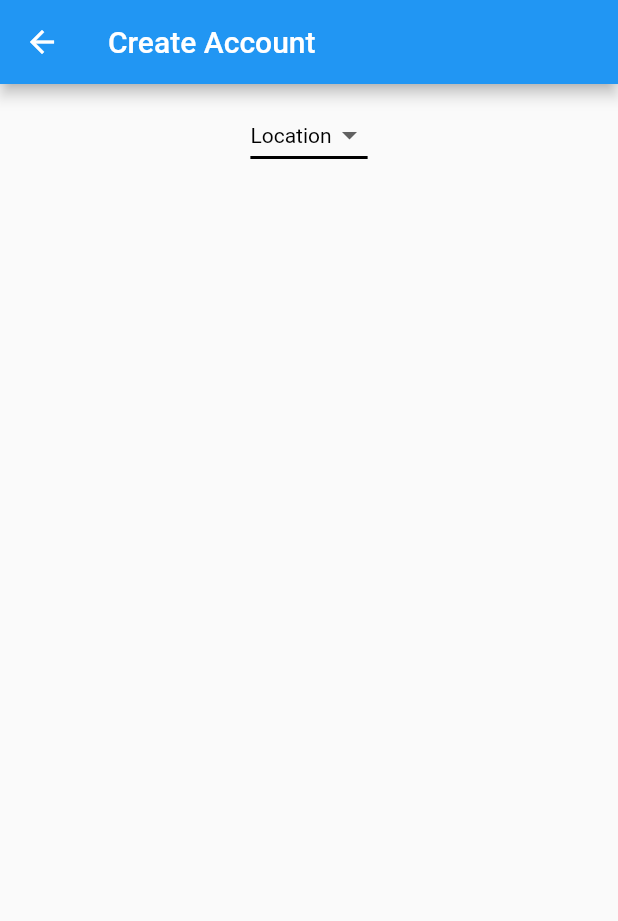
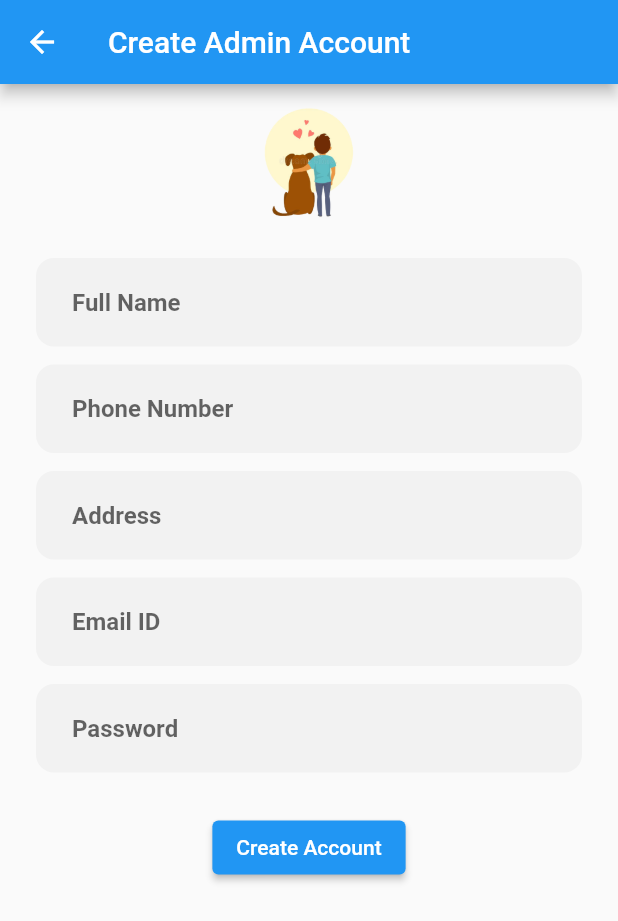
Before and after one commit to akshayMunot30/NGO-System-for-Street-Dogs, a Flutter app: the SignUp screen opened directly, on a phone screen of 412 x 824 dp. Shown: the top 921 px of the screen. Run offline on Flutter 3.47's test engine with Material 2 defaults, Android fonts, the phone set to English and light mode, and no system bars.

Commit message:
Create account page UI implemented

```diff
--- a/client/lib/screens/adminLogin.dart
+++ b/client/lib/screens/adminLogin.dart
@@ -1,4 +1,5 @@
 import 'package:flutter/material.dart';
+import 'package:ngo_system_for_street_dogs/screens/homepage.dart';
 
 import 'package:ngo_system_for_street_dogs/screens/signup.dart';
 
@@ -96,7 +97,14 @@ class _AdminLoginState extends State<AdminLogin> {
                   Container(
                     margin: EdgeInsets.all(8.0),
                     child: ElevatedButton(
-                      onPressed: () {},
+                      onPressed: () {
+                        Navigator.push(
+                          context,
+                          MaterialPageRoute(
+                            builder: (context) => Homepage(),
+                          ),
+                        );
+                      },
                       child: Text("Login"),
                     ),
                   ),
--- a/client/lib/screens/signup.dart
+++ b/client/lib/screens/signup.dart
@@ -1,4 +1,7 @@
 import 'package:flutter/material.dart';
+
+import 'package:ngo_system_for_street_dogs/models/customInput.dart';
+import 'package:ngo_system_for_street_dogs/screens/adminLogin.dart';
 
 class SignUp extends StatefulWidget {
   @override
@@ -8,44 +11,113 @@ class SignUp extends StatefulWidget {
 class _SignUpState extends State<SignUp> {
   @override
   Widget build(BuildContext context) {
-    String dropdownValue = "Location";
+    // String dropdownValue = "Location";
 
     return Scaffold(
       appBar: AppBar(
-        title: Text("Create Account"),
+        title: Text("Create Admin Account"),
       ),
       body: ListView(
         children: [
-          Row(
-            mainAxisAlignment: MainAxisAlignment.spaceEvenly,
-            children: [
-              Container(
-                margin: EdgeInsets.all(10.0),
-                child: DropdownButton<String>(
-                  value: dropdownValue,
-                  icon: const Icon(Icons.arrow_drop_down_outlined),
-                  iconSize: 24,
-                  elevation: 16,
-                  style: const TextStyle(color: Colors.black),
-                  underline: Container(
-                    height: 2,
-                    color: Colors.black,
+          Container(
+            child: Center(
+              child: Column(
+                children: [
+                  Container(
+                    height: 100,
+                    child: Image.asset(
+                      'assets/images/front-image.png',
+                      fit: BoxFit.cover,
+                    ),
                   ),
-                  onChanged: (String? newValue) {
-                    setState(() {
-                      dropdownValue = newValue!;
-                    });
-                  },
-                  items: <String>['Location', 'Two', 'Free', 'Four']
-                      .map<DropdownMenuItem<String>>((String value) {
-                    return DropdownMenuItem<String>(
-                      value: value,
-                      child: Text(value),
-                    );
-                  }).toList(),
-                ),
+                  SizedBox(
+                    height: 10,
+                  ),
+                  // Email Id Input
+                  CustomInput(hintText: "Full Name", isPasswordField: false),
+                  CustomInput(hintText: "Phone Number", isPasswordField: false),
+                  Container(
+                    margin: EdgeInsets.symmetric(
+                      horizontal: 24.0,
+                      vertical: 6.0,
+                    ),
+                    decoration: BoxDecoration(
+                      color: Color(0xFFF2F2F2),
+                      borderRadius: BorderRadius.circular(12.0),
+                    ),
+                    child: TextField(
+                      minLines: 1,
+                      maxLines: 4,
+                      obscureText: false,
+                      onChanged: (String) {},
+                      onSubmitted: (String) {},
+                      textInputAction: TextInputAction.next,
+                      decoration: InputDecoration(
+                        border: InputBorder.none,
+                        hintText: "Address",
+                        contentPadding: EdgeInsets.symmetric(
+                          horizontal: 24.0,
+                          vertical: 20.0,
+                        ),
+                      ),
+                      style: TextStyle(
+                          fontSize: 16.0,
+                          fontWeight: FontWeight.w600,
+                          color: Colors.black),
+                    ),
+                  ),
+                  CustomInput(hintText: "Email ID", isPasswordField: false),
+                  CustomInput(hintText: "Password", isPasswordField: true),
+                  Container(
+                    margin: EdgeInsets.only(
+                      top: 20,
+                    ),
+                    child: ElevatedButton(
+                      onPressed: () {
+                        Navigator.push(
+                          context,
+                          MaterialPageRoute(
+                            builder: (context) => AdminLogin(),
+                          ),
+                        );
+                      },
+                      child: Text("Create Account"),
+                    ),
+                  ),
+                  // Row(
+                  //   mainAxisAlignment: MainAxisAlignment.spaceEvenly,
+                  //   children: [
+                  //     Container(
+                  //       margin: EdgeInsets.all(10.0),
+                  //       child: DropdownButton<String>(
+                  //         value: dropdownValue,
+                  //         icon: const Icon(Icons.arrow_drop_down_outlined),
+                  //         iconSize: 24,
+                  //         elevation: 16,
+                  //         style: const TextStyle(color: Colors.black),
+                  //         underline: Container(
+                  //           height: 2,
+                  //           color: Colors.black,
+                  //         ),
+                  //         onChanged: (String? newValue) {
+                  //           setState(() {
+                  //             dropdownValue = newValue!;
+                  //           });
+                  //         },
+                  //         items: <String>['Location', 'Two', 'Free', 'Four']
+                  //             .map<DropdownMenuItem<String>>((String value) {
+                  //           return DropdownMenuItem<String>(
+                  //             value: value,
+                  //             child: Text(value),
+                  //           );
+                  //         }).toList(),
+                  //       ),
+                  //     ),
+                  //   ],
+                  // ),
+                ],
               ),
-            ],
+            ),
           ),
         ],
       ),
```
